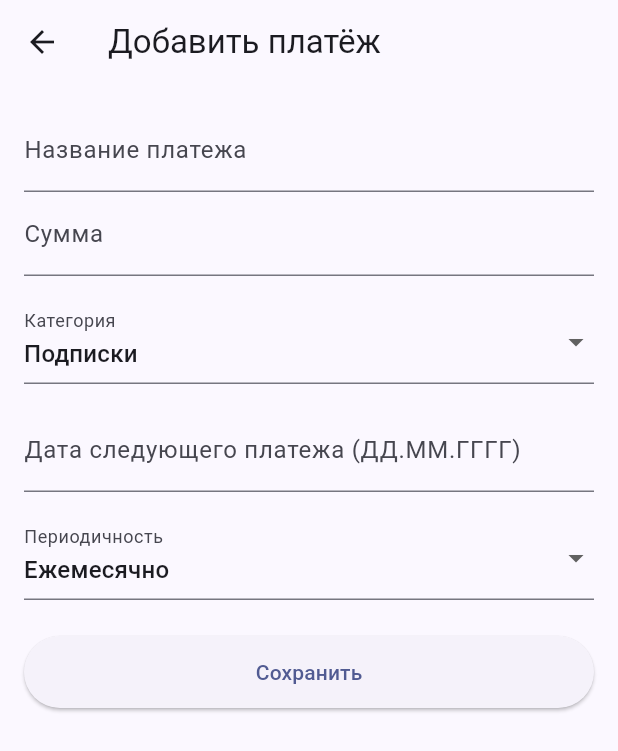
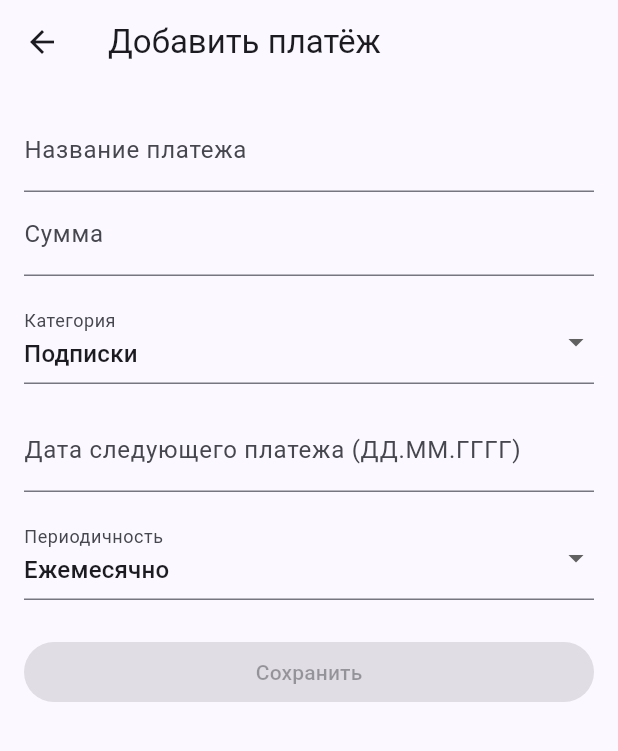
Before and after one commit to WenoSense/Flutter-pr9, a Flutter app: the PaymentFormScreen screen opened by its route, on a phone screen of 412 x 824 dp. Shown: the top 751 px of the screen. Run offline on Flutter 3.47's test engine with Material 3 defaults, Android fonts, the phone set to English and light mode, and no system bars; our stand-ins replace flutter_mobx, get_it, go_router, mobx; generated files the repository leaves out were written again.

Commit message:
Изменение экрана PaymentFormScreen для использования состояния PaymentFormStore

```diff
--- a/lib/features/payments/screens/payment_form_screen.dart
+++ b/lib/features/payments/screens/payment_form_screen.dart
@@ -1,8 +1,8 @@
 import 'package:flutter/material.dart';
+import 'package:flutter_mobx/flutter_mobx.dart';
 import 'package:get_it/get_it.dart';
 import 'package:go_router/go_router.dart';
-import 'package:intl/intl.dart';
-import '../models/payment.dart';
+import '../stores/payment_form_store.dart';
 
 class PaymentFormScreen extends StatefulWidget {
   const PaymentFormScreen({super.key});
@@ -12,45 +12,7 @@ class PaymentFormScreen extends StatefulWidget {
 }
 
 class _PaymentFormScreenState extends State<PaymentFormScreen> {
-  final _titleController = TextEditingController();
-  final _amountController = TextEditingController();
-  final _dateController = TextEditingController();
-
-  String _selectedPeriod = 'Ежемесячно';
-  String _selectedCategory = 'Подписки';
-
-  final List<String> _categories = [
-    'Подписки',
-    'Коммунальные услуги',
-    'Аренда',
-    'Кредиты',
-    'Транспорт',
-    'Связь',
-    'Продукты',
-    'Другое'
-  ];
-
-  void _submit() {
-    final title = _titleController.text.trim();
-    final amount = double.tryParse(_amountController.text) ?? 0;
-
-    if (title.isEmpty || amount <= 0 || _dateController.text.isEmpty) return;
-
-    try {
-      final parsedDate = DateFormat('dd.MM.yyyy').parse(_dateController.text);
-      final payment = Payment(
-        id: DateTime.now().microsecondsSinceEpoch.toString(),
-        title: title,
-        amount: amount,
-        category: _selectedCategory,
-        nextDate: parsedDate,
-        period: _selectedPeriod,
-      );
-      GetIt.I<PaymentRepository>().addPayment(payment);
-    } catch (_) {
-      return;
-    }
-  }
+  final store = GetIt.I<PaymentFormStore>();
 
   @override
   Widget build(BuildContext context) {
@@ -63,55 +25,78 @@ class _PaymentFormScreenState extends State<PaymentFormScreen> {
           onPressed: () => context.pop(),
         ),
       ),
-      body: Padding(
+      body: Observer(
+        builder: (_) => Padding(
           padding: const EdgeInsets.all(16),
           child: Column(
             children: [
               TextField(
-              controller: _titleController,
-              decoration: const InputDecoration(labelText: 'Название платежа'),
+                onChanged: store.setTitle,
+                decoration:
+                const InputDecoration(labelText: 'Название платежа'),
               ),
               TextField(
-              controller: _amountController,
-              keyboardType: TextInputType.number,
+                keyboardType:
+                const TextInputType.numberWithOptions(decimal: true),
+                onChanged: store.setAmount,
                 decoration: const InputDecoration(labelText: 'Сумма'),
               ),
               const SizedBox(height: 16),
               DropdownButtonFormField<String>(
-              value: _selectedCategory,
-              items: _categories.map((c) => DropdownMenuItem(value: c, child: Text(c))).toList(),
-              onChanged: (v) => setState(() => _selectedCategory = v!),
+                value: store.category,
+                items: store.categories
+                    .map(
+                      (c) => DropdownMenuItem(
+                    value: c,
+                    child: Text(c),
+                  ),
+                )
+                    .toList(),
+                onChanged: (v) {
+                  if (v != null) store.setCategory(v);
+                },
                 decoration: const InputDecoration(labelText: 'Категория'),
               ),
               const SizedBox(height: 16),
               TextField(
-              controller: _dateController,
                 keyboardType: TextInputType.datetime,
+                onChanged: store.setDate,
                 decoration: const InputDecoration(
                   labelText: 'Дата следующего платежа (ДД.ММ.ГГГГ)',
                 ),
               ),
               const SizedBox(height: 16),
               DropdownButtonFormField<String>(
-              value: _selectedPeriod,
+                value: store.period,
                 items: const [
-                DropdownMenuItem(value: 'Еженедельно', child: Text('Еженедельно')),
-                DropdownMenuItem(value: 'Ежемесячно', child: Text('Ежемесячно')),
-                DropdownMenuItem(value: 'Ежегодно', child: Text('Ежегодно')),
+                  DropdownMenuItem(
+                      value: 'Еженедельно', child: Text('Еженедельно')),
+                  DropdownMenuItem(
+                      value: 'Ежемесячно', child: Text('Ежемесячно')),
+                  DropdownMenuItem(
+                      value: 'Ежегодно', child: Text('Ежегодно')),
                 ],
-              onChanged: (v) => setState(() => _selectedPeriod = v!),
-              decoration: const InputDecoration(labelText: 'Периодичность'),
+                onChanged: (v) {
+                  if (v != null) store.setPeriod(v);
+                },
+                decoration:
+                const InputDecoration(labelText: 'Периодичность'),
               ),
               const SizedBox(height: 24),
-            ElevatedButton(
-              onPressed: () {
-                _submit();
+              SizedBox(
+                width: double.infinity,
+                child: ElevatedButton(
+                  onPressed: store.isValid
+                      ? () {
+                    store.submit();
                     context.go('/');
-              },
-              style: ElevatedButton.styleFrom(minimumSize: const Size.fromHeight(48)),
+                  }
+                      : null,
                   child: const Text('Сохранить'),
                 ),
+              ),
             ],
+          ),
         ),
       ),
     );
```
Lines whose indentation alone changed are shown as unchanged.
